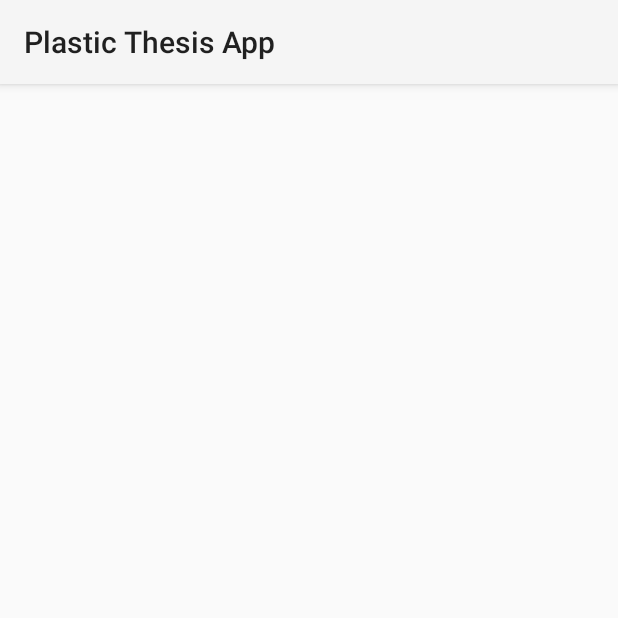
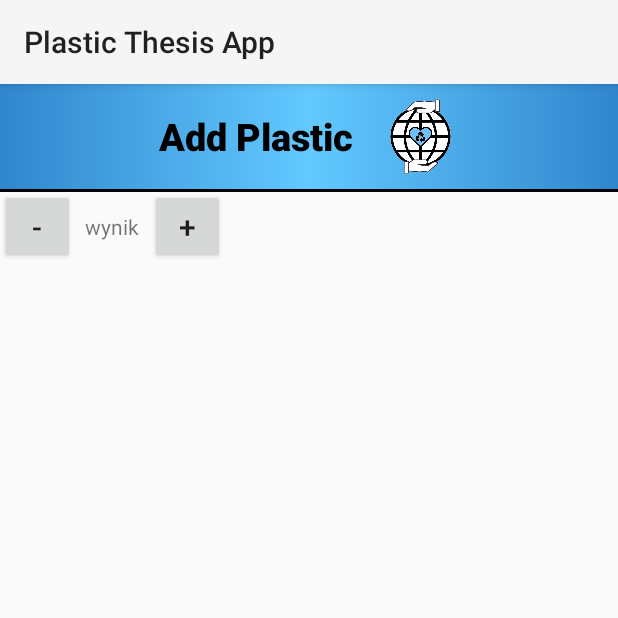
Before and after one commit to domisss41/ThesisApp, an Android app: the AddPlastic screen opened directly, with no data from a screen before it, on a phone screen of 412 x 824 dp, the top half of it. Run offline under Robolectric (Android 15) with nearby library versions, the phone set to English and light mode, and no system bars.

Commit message:
AddPlastic layout

```diff
--- a/App/app/src/main/res/layout/activity_add_plastic.xml
+++ b/App/app/src/main/res/layout/activity_add_plastic.xml
@@ -1,9 +1,87 @@
 <?xml version="1.0" encoding="utf-8"?>
-<androidx.constraintlayout.widget.ConstraintLayout xmlns:android="http://schemas.android.com/apk/res/android"
+<RelativeLayout xmlns:android="http://schemas.android.com/apk/res/android"
     xmlns:app="http://schemas.android.com/apk/res-auto"
     xmlns:tools="http://schemas.android.com/tools"
     android:layout_width="match_parent"
     android:layout_height="match_parent"
     tools:context=".AddPlastic">
 
-</androidx.constraintlayout.widget.ConstraintLayout>
+    <RelativeLayout
+        android:id="@+id/addPlasticLogo"
+        android:layout_width="match_parent"
+        android:layout_height="wrap_content"
+        android:layout_alignParentStart="true"
+        android:layout_alignParentTop="true"
+        android:background="@drawable/gradienttwo">
+
+        <LinearLayout
+            android:layout_width="wrap_content"
+            android:layout_height="wrap_content"
+            android:layout_marginTop="10dp"
+            android:layout_marginBottom="10dp"
+            android:gravity="center"
+            android:layout_centerHorizontal="true">
+
+        <TextView
+            android:id="@+id/plastic"
+            android:layout_width="wrap_content"
+            android:layout_height="wrap_content"
+            android:layout_marginEnd="20dp"
+            android:layout_toStartOf="@+id/logo"
+            android:fontFamily="sans-serif-medium"
+            android:text="Add Plastic"
+            android:textColor="#000000"
+            android:textSize="25dp"
+            android:textStyle="bold" />
+
+        <ImageView
+            android:id="@+id/logo"
+            android:layout_width="50dp"
+            android:layout_height="50dp"
+            app:srcCompat="@drawable/logo5" />
+
+        </LinearLayout>
+
+    </RelativeLayout>
+
+    <RelativeLayout
+        android:id="@+id/plusAndMinus"
+        android:layout_width="wrap_content"
+        android:layout_height="wrap_content"
+        android:layout_centerHorizontal="true"
+        android:layout_below="@+id/addPlasticLogo">
+
+        <View
+            android:id="@+id/viewTwo"
+            android:layout_width="match_parent"
+            android:layout_height="2dp"
+            android:background="@color/colorPrimaryDark"/>
+
+        <Button
+            android:id="@+id/minus"
+            android:layout_width="50dp"
+            android:layout_height="50dp"
+            android:text="-"
+            android:textSize="20dp"/>
+
+        <TextView
+            android:id="@+id/textView1"
+            android:layout_width="50dp"
+            android:layout_height="fill_parent"
+            android:layout_alignBottom="@+id/minus"
+            android:layout_toRightOf="@+id/minus"
+            android:gravity="center"
+            android:text="wynik" />
+
+        <Button
+            android:id="@+id/plus"
+            android:layout_width="50dp"
+            android:layout_height="50dp"
+            android:layout_alignParentTop="true"
+            android:layout_toRightOf="@+id/textView1"
+            android:text="+"
+            android:textSize="20dp"/>
+
+    </RelativeLayout>
+
+</RelativeLayout>
--- a/App/app/src/main/res/layout/activity_pete.xml
+++ b/App/app/src/main/res/layout/activity_pete.xml
@@ -88,6 +88,7 @@
                     android:layout_marginBottom="15dp"
                     android:fontFamily="sans-serif-medium"
                     android:text="@string/descriptio_pete"
+                    android:letterSpacing="0.05"
                     android:textColor="#000000"
                     android:textSize="20dp" />
 
```
